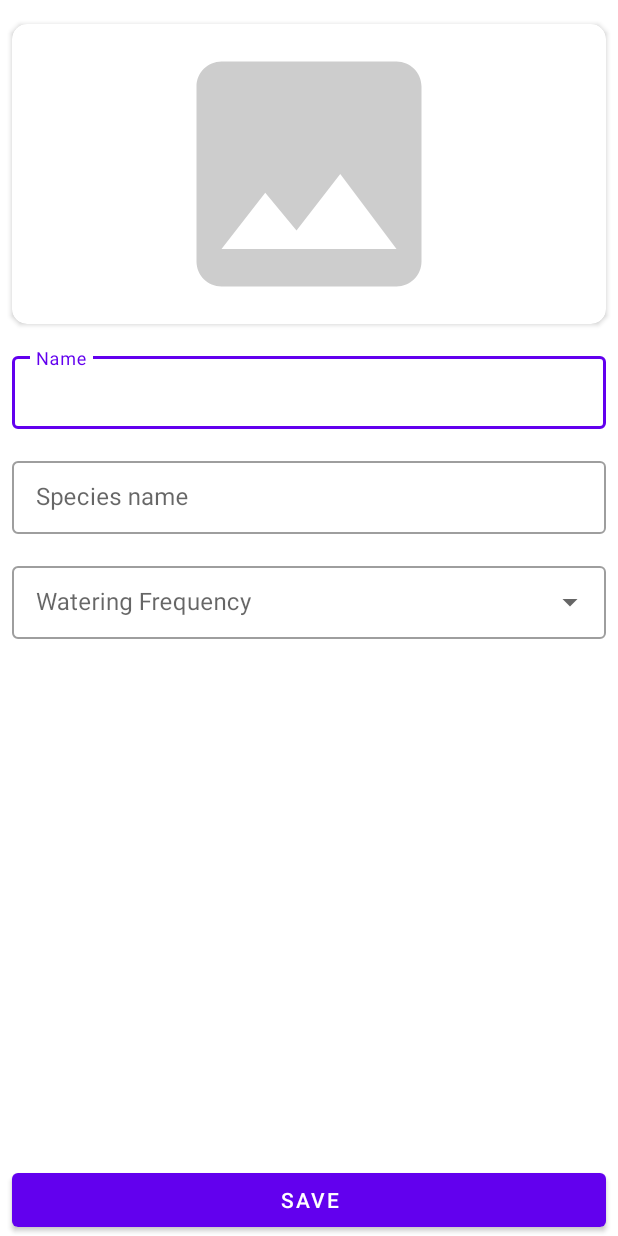
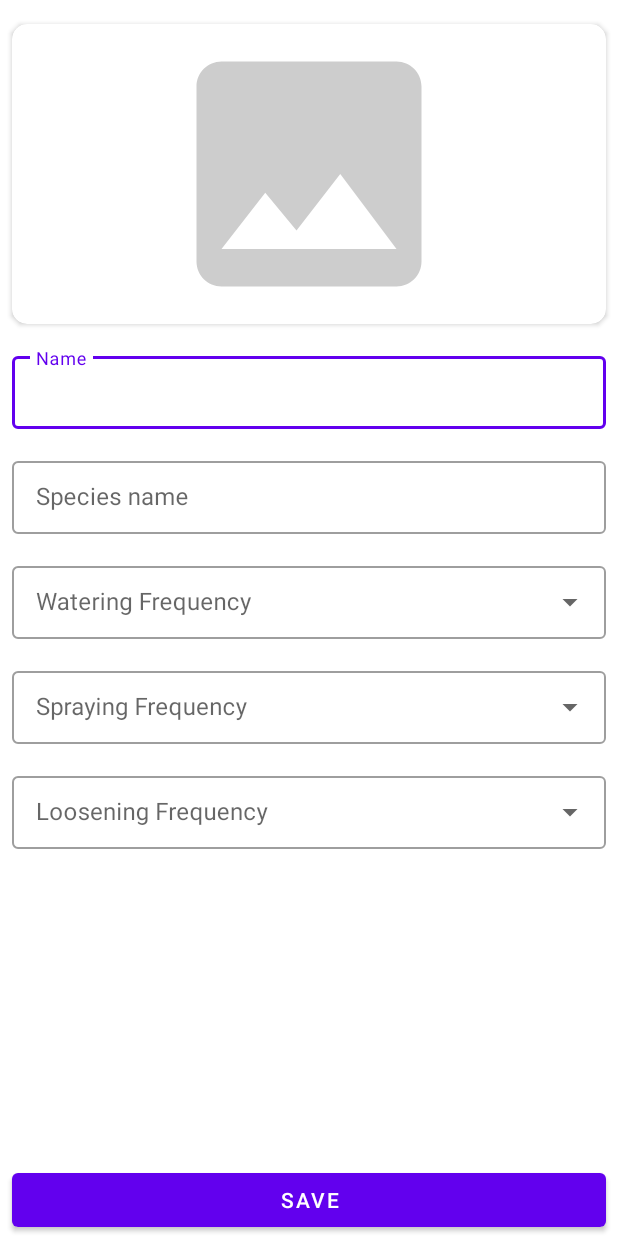
Before and after one commit to Lonexera/students-lab, an Android app: the layout fragment_plant_creation.xml on its own in the app's theme, with its tools: preview values and no code run, on a phone screen of 412 x 824 dp. Run offline under Robolectric (Android 15) with nearby library versions, the phone set to English and light mode, and no system bars.

Commit message:
feat: add new task types to Creation Screen

```diff
--- a/app/src/main/res/layout/fragment_plant_creation.xml
+++ b/app/src/main/res/layout/fragment_plant_creation.xml
@@ -99,12 +99,50 @@
                 android:inputType="none" />
         </com.google.android.material.textfield.TextInputLayout>
 
+        <com.google.android.material.textfield.TextInputLayout
+            android:id="@+id/til_creation_spraying_frequency"
+            style="@style/Widget.MaterialComponents.TextInputLayout.OutlinedBox.Dense.ExposedDropdownMenu"
+            android:layout_width="0dp"
+            android:layout_height="wrap_content"
+            android:layout_marginTop="@dimen/margin_16dp"
+            app:layout_constraintEnd_toEndOf="@id/guideline_end"
+            app:layout_constraintStart_toStartOf="@id/guideline_start"
+            app:layout_constraintTop_toBottomOf="@id/til_creation_watering_frequency">
+
+            <AutoCompleteTextView
+                android:id="@+id/et_creation_spraying_frequency"
+                android:layout_width="match_parent"
+                android:layout_height="wrap_content"
+                android:hint="@string/hint_spraying_frequency"
+                android:enabled="false"
+                android:inputType="none" />
+        </com.google.android.material.textfield.TextInputLayout>
+
+        <com.google.android.material.textfield.TextInputLayout
+            android:id="@+id/til_creation_loosening_frequency"
+            style="@style/Widget.MaterialComponents.TextInputLayout.OutlinedBox.Dense.ExposedDropdownMenu"
+            android:layout_width="0dp"
+            android:layout_height="wrap_content"
+            android:layout_marginTop="@dimen/margin_16dp"
+            app:layout_constraintEnd_toEndOf="@id/guideline_end"
+            app:layout_constraintStart_toStartOf="@id/guideline_start"
+            app:layout_constraintTop_toBottomOf="@id/til_creation_spraying_frequency">
+
+            <AutoCompleteTextView
+                android:id="@+id/et_creation_loosening_frequency"
+                android:layout_width="match_parent"
+                android:layout_height="wrap_content"
+                android:hint="@string/hint_loosening_frequency"
+                android:enabled="false"
+                android:inputType="none" />
+        </com.google.android.material.textfield.TextInputLayout>
+
         <Button
             android:id="@+id/btn_creation_save"
             android:layout_width="0dp"
             android:layout_height="wrap_content"
             android:text="@string/title_button_save"
-            app:layout_constraintTop_toBottomOf="@id/til_creation_watering_frequency"
+            app:layout_constraintTop_toBottomOf="@id/til_creation_loosening_frequency"
             app:layout_constraintBottom_toBottomOf="parent"
             app:layout_constraintVertical_bias="1"
             app:layout_constraintEnd_toEndOf="@id/guideline_end"
--- a/app/src/main/res/values/strings.xml
+++ b/app/src/main/res/values/strings.xml
@@ -14,6 +14,8 @@
     <string name="hint_plant_name">Name</string>
     <string name="hint_species_name">Species name</string>
     <string name="hint_watering_frequency">Watering Frequency</string>
+    <string name="hint_spraying_frequency">Spraying Frequency</string>
+    <string name="hint_loosening_frequency">Loosening Frequency</string>
     <string name="title_button_save">Save</string>
 
     <plurals name="msg_creation_frequency_units">
@@ -24,6 +26,8 @@
     <string name="error_invalid_name">Provide name</string>
     <string name="error_invalid_species">Provide species name</string>
     <string name="error_invalid_watering_frequency">Select watering frequency</string>
+    <string name="error_invalid_spraying_frequency">Select spraying frequency</string>
+    <string name="error_invalid_loosening_frequency">Select loosening frequency</string>
     <string name="error_indistinctive_name">Plant with this name already exists!</string>
 
     <!-- Plants Screen -->
```
Also changed, not shown: app/src/main/java/com/example/plantsapp/presentation/ui/plantcreation/PlantCreationFragment.kt (+67 -25 lines), app/src/main/java/com/example/plantsapp/presentation/ui/plantcreation/PlantCreationValidator.kt (+6 -2 lines), app/src/main/java/com/example/plantsapp/presentation/ui/plantcreation/PlantCreationViewModel.kt (+26 -4 lines), 1 other file.
